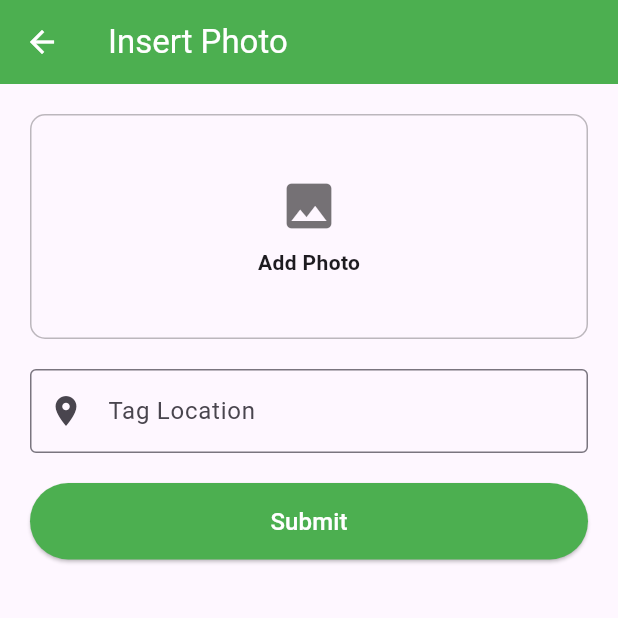
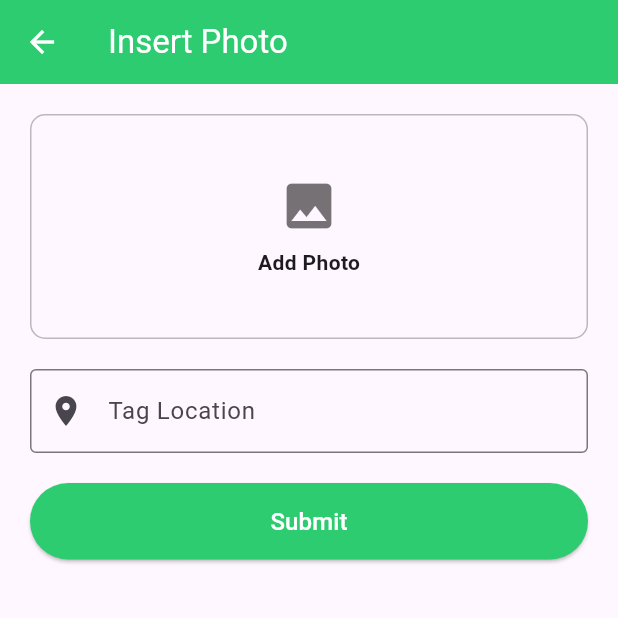
Before and after one commit to venuraka/Camply, a Flutter app: the screen it shows once a user with an empty profile is signed in, item 5 of the bottom bar chosen, after a tap on the "add" icon, on a phone screen of 412 x 824 dp, the top half of it. Run offline on Flutter 3.47's test engine with Material 3 defaults, Android fonts, the phone set to English and light mode, and no system bars; our stand-ins replace cached_network_image, cloud_firestore, firebase_auth, firebase_core, flutter_image_compress, fluttertoast and 6 more; missing offline and left inert: flutter_facebook_auth; accounts and stored records are empty; generated files the repository leaves out were written again; network calls fail.

Commit message:
changed color of all pages

```diff
--- a/lib/screens/addphoto.dart
+++ b/lib/screens/addphoto.dart
@@ -173,7 +173,7 @@ class _AddPhotoState extends State<AddPhoto> {
     return Scaffold(
       appBar: AppBar(
         title: const Text("Insert Photo"),
-        backgroundColor: Colors.green,
+       backgroundColor: const Color(0xFF2ECC71),
         foregroundColor: Colors.white,
       ),
       body: Stack(
@@ -238,7 +238,7 @@ class _AddPhotoState extends State<AddPhoto> {
                   ElevatedButton(
                     onPressed: _isLoading ? null : _submitData,
                     style: ElevatedButton.styleFrom(
-                      backgroundColor: Colors.green,
+                     backgroundColor: const Color(0xFF2ECC71),
                       shape: RoundedRectangleBorder(
                         borderRadius: BorderRadius.circular(30),
                       ),
--- a/lib/screens/create_camp_page.dart
+++ b/lib/screens/create_camp_page.dart
@@ -275,7 +275,7 @@ class _CreateCampPageState extends State<CreateCampPage> {
                         toastLength: Toast.LENGTH_SHORT,
                         gravity: ToastGravity.CENTER,
                         timeInSecForIosWeb: 1,
-                        backgroundColor: Colors.green,
+                       backgroundColor: const Color(0xFF2ECC71),
                         textColor: Colors.white,
                         fontSize: 16.0,
                       );
--- a/lib/screens/experience.dart
+++ b/lib/screens/experience.dart
@@ -231,7 +231,7 @@ class _AddExperienceScreenState extends State<AddExperienceScreen> {
             style: TextStyle(color: Colors.white),
           ),
         ),
-        backgroundColor: Colors.green,
+       backgroundColor: const Color(0xFF2ECC71),
       ),
       body: Padding(
         padding: const EdgeInsets.all(20),
@@ -388,7 +388,7 @@ class _ExperienceScreenState extends State<ExperienceScreen> {
     return Scaffold(
       appBar: AppBar(
         title: const Text('Experiences'),
-        backgroundColor: Colors.green,
+       backgroundColor: const Color(0xFF2ECC71),
       ),
       body: ExperienceList(userId: userId!),
       floatingActionButton: FloatingActionButton(
@@ -400,7 +400,7 @@ class _ExperienceScreenState extends State<ExperienceScreen> {
             ),
           );
         },
-        backgroundColor: Colors.green,
+       backgroundColor: const Color(0xFF2ECC71),
         child: const Icon(Icons.add),
       ),
     );
--- a/lib/screens/home.dart
+++ b/lib/screens/home.dart
@@ -66,9 +66,9 @@ class _HomeScreenState extends State<HomeScreen> {
     return Scaffold(
       backgroundColor: Colors.grey[200],
       appBar: AppBar(
-        backgroundColor: Colors.green,
+       backgroundColor: const Color(0xFF2ECC71),
         title: const Text(
-          "Camper",
+          "Camply",
           // Can load user name to check if needed
           // title: Text(
           //   "Camper ${userData?['name'] ?? ''}",
@@ -486,7 +486,7 @@ class _CommentPopupState extends State<CommentPopup> {
           ),
         ),
         automaticallyImplyLeading: true,
-        backgroundColor: Colors.green,
+       backgroundColor: const Color(0xFF2ECC71),
         toolbarHeight: 80, // Change the height here
         leading: IconButton(
           icon: const Icon(Icons.arrow_back),
@@ -605,7 +605,7 @@ class BottomNavBar extends StatelessWidget {
   Widget build(BuildContext context) {
     return BottomNavigationBar(
       type: BottomNavigationBarType.fixed,
-      backgroundColor: Colors.green,
+     backgroundColor: const Color(0xFF2ECC71),
       unselectedItemColor: Colors.white,
       selectedItemColor: const Color.fromARGB(255, 5, 58, 7),
       showSelectedLabels: false,
--- a/lib/screens/login.dart
+++ b/lib/screens/login.dart
@@ -44,7 +44,7 @@ class _LoginScreenState extends State<LoginScreen> {
           ScaffoldMessenger.of(context).showSnackBar(
             const SnackBar(
               content: Text('Login successful!'),
-              backgroundColor: Colors.green,
+             backgroundColor: const Color(0xFF2ECC71),
             ),
           );
         }
--- a/lib/screens/register.dart
+++ b/lib/screens/register.dart
@@ -96,7 +96,7 @@ class _RegistrationScreenState extends State<RegistrationScreen> {
           ScaffoldMessenger.of(context).showSnackBar(
             const SnackBar(
               content: Text('Registration successful!'),
-              backgroundColor: Colors.green,
+             backgroundColor: const Color(0xFF2ECC71),
             ),
           );
           Navigator.pop(context);
--- a/lib/screens/reviews.dart
+++ b/lib/screens/reviews.dart
@@ -16,7 +16,7 @@ class ReviewPage extends StatelessWidget {
   Widget build(BuildContext context) {
     return Scaffold(
       appBar: AppBar(
-        backgroundColor: Colors.green,
+       backgroundColor: const Color(0xFF2ECC71),
         title: Text("Campsite Details", style: TextStyle(color: Colors.white)),
         leading: IconButton(
           icon: Icon(Icons.arrow_back, color: Colors.white),
@@ -114,7 +114,7 @@ class ReviewPage extends StatelessWidget {
         ElevatedButton(
           onPressed: () {},
           style: ElevatedButton.styleFrom(
-            backgroundColor: Colors.green,
+           backgroundColor: const Color(0xFF2ECC71),
             shape: RoundedRectangleBorder(borderRadius: BorderRadius.circular(20)),
           ),
           child: Text("Follow", style: TextStyle(color: Colors.white)),
@@ -193,7 +193,7 @@ class ReviewPage extends StatelessWidget {
         //   Navigator.pop(context);
         // },
         style: ElevatedButton.styleFrom(
-          backgroundColor: Colors.green,
+         backgroundColor: const Color(0xFF2ECC71),
           shape: RoundedRectangleBorder(borderRadius: BorderRadius.circular(20)),
           padding: EdgeInsets.symmetric(horizontal: 20, vertical: 12),
         ),
--- a/lib/screens/user_review.dart
+++ b/lib/screens/user_review.dart
@@ -50,7 +50,7 @@ class UserReviewState extends State<UserReview> {
   Widget build(BuildContext context) {
     return Scaffold(
       appBar: AppBar(
-        backgroundColor: Colors.green,
+       backgroundColor: const Color(0xFF2ECC71),
         title: Text("User Review Section", style: TextStyle(color: Colors.white)),
         leading: IconButton(
           icon: Icon(Icons.arrow_back, color: Colors.white),
@@ -166,7 +166,7 @@ class UserReviewState extends State<UserReview> {
                 alignment: Alignment.centerRight,
                 child: ElevatedButton(
                   style: ElevatedButton.styleFrom(
-                    backgroundColor: Colors.green,
+                   backgroundColor: const Color(0xFF2ECC71),
                     padding: EdgeInsets.symmetric(horizontal: 40, vertical: 12),
                     shape: RoundedRectangleBorder(
                       borderRadius: BorderRadius.circular(25),
--- a/lib/screens/userprofile.dart
+++ b/lib/screens/userprofile.dart
@@ -166,7 +166,7 @@ class _UserProfileState extends State<UserProfile>
     return Scaffold(
       backgroundColor: Colors.grey[300],
       appBar: AppBar(
-        backgroundColor: Colors.green,
+       backgroundColor: const Color(0xFF2ECC71),
         leading: IconButton(
           onPressed: () => Navigator.pop(context),
           icon: Icon(Icons.arrow_back, color: Colors.white),
@@ -180,7 +180,7 @@ class _UserProfileState extends State<UserProfile>
       floatingActionButton:
           _selectedIndex == 1
               ? FloatingActionButton(
-                backgroundColor: Colors.green,
+               backgroundColor: const Color(0xFF2ECC71),
                 onPressed: () {
                   Navigator.push(
                     context,
@@ -470,7 +470,7 @@ class _UserProfileState extends State<UserProfile>
                       bottom: 16,
                       right: 16,
                       child: FloatingActionButton(
-                        backgroundColor: Colors.green,
+                       backgroundColor: const Color(0xFF2ECC71),
                         onPressed:
                             () => Navigator.push(
                               context,
```
